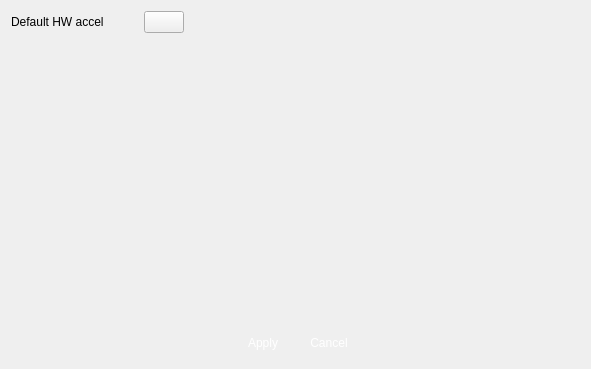
First picture: the form in veapp/setting/vscvideosetting.ui, repository linkingvision/rapidvms, before the edit.
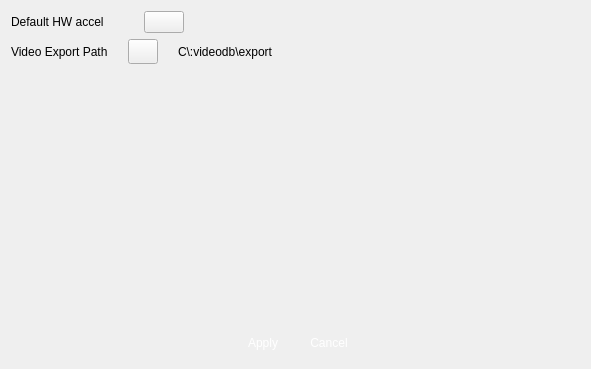
Second picture: the form after the edit. Icons and pictures are not drawn. Custom widgets are drawn as their Qt base class.

Commit message: add dir select

The edit to the form file:
```diff
--- a/veapp/setting/vscvideosetting.ui
+++ b/veapp/setting/vscvideosetting.ui
@@ -68,6 +68,90 @@
      </item>
     </layout>
    </item>
+   <item>
+    <layout class="QHBoxLayout" name="horizontalLayout_3">
+     <property name="spacing">
+      <number>20</number>
+     </property>
+     <item>
+      <widget class="QLabel" name="label_4">
+       <property name="text">
+        <string>Video Export Path</string>
+       </property>
+      </widget>
+     </item>
+     <item>
+      <layout class="QHBoxLayout" name="horizontalLayout_2">
+       <item>
+        <widget class="QPushButton" name="pushButtonDir">
+         <property name="minimumSize">
+          <size>
+           <width>30</width>
+           <height>25</height>
+          </size>
+         </property>
+         <property name="maximumSize">
+          <size>
+           <width>30</width>
+           <height>25</height>
+          </size>
+         </property>
+         <property name="styleSheet">
+          <string notr="true">QPushButton:hover {
+border:none;
+color:white;
+background-color: rgb(85, 170, 255);}
+QPushButton:pressed {
+background-color: rgb(200, 200, 200);}</string>
+         </property>
+         <property name="text">
+          <string/>
+         </property>
+         <property name="icon">
+          <iconset resource="../main/vscmainwindows.qrc">
+           <normaloff>:/action/resources/videosearch.png</normaloff>:/action/resources/videosearch.png</iconset>
+         </property>
+         <property name="iconSize">
+          <size>
+           <width>28</width>
+           <height>23</height>
+          </size>
+         </property>
+        </widget>
+       </item>
+       <item>
+        <widget class="QLabel" name="fileLoc">
+         <property name="maximumSize">
+          <size>
+           <width>270</width>
+           <height>16777215</height>
+          </size>
+         </property>
+         <property name="text">
+          <string>C\:videodb\export</string>
+         </property>
+         <property name="wordWrap">
+          <bool>false</bool>
+         </property>
+        </widget>
+       </item>
+      </layout>
+     </item>
+     <item>
+      <spacer name="horizontalSpacer_4">
+       <property name="orientation">
+        <enum>Qt::Horizontal</enum>
+       </property>
+       <property name="sizeHint" stdset="0">
+        <size>
+         <width>40</width>
+         <height>20</height>
+        </size>
+       </property>
+      </spacer>
+     </item>
+    </layout>
+   </item>
    <item>
     <spacer name="verticalSpacer">
      <property name="orientation">
```
Left out of the diff: 27 changed lines with no effect on the pictures. The commit also changes 2 other files.
